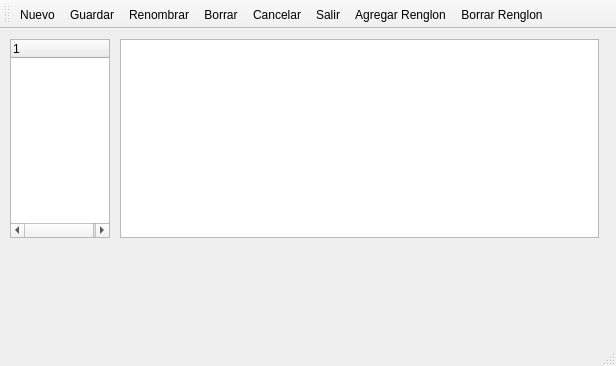
Old version of the form ProfileEditor/mainwindow.ui in the repository fmbi1984/ProfileEditor.
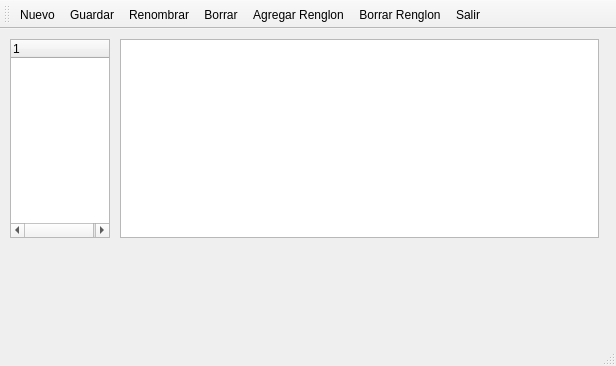
New version of the form. Icons and pictures are not drawn.

Commit message: delete cancel, buttons ,some changes

The edit to the form file:
```diff
--- a/ProfileEditor/mainwindow.ui
+++ b/ProfileEditor/mainwindow.ui
@@ -63,10 +63,9 @@
    <addaction name="actionGuardar"/>
    <addaction name="actionRenombrar"/>
    <addaction name="actionBorrar"/>
-   <addaction name="actionCancelar"/>
-   <addaction name="actionSalir"/>
    <addaction name="actionAgregar_Renglon"/>
    <addaction name="actionBorrar_Renglon"/>
+   <addaction name="actionSalir"/>
   </widget>
   <widget class="QStatusBar" name="statusBar"/>
   <widget class="QMenuBar" name="menuBar">
@@ -145,18 +144,6 @@
     <string>Borrar</string>
    </property>
   </action>
-  <action name="actionCancelar">
-   <property name="icon">
-    <iconset resource="resourse.qrc">
-     <normaloff>:/rec/image/cancelar.png</normaloff>:/rec/image/cancelar.png</iconset>
-   </property>
-   <property name="text">
-    <string>Cancelar</string>
-   </property>
-   <property name="toolTip">
-    <string>Cancelar</string>
-   </property>
-  </action>
   <action name="actionSalir">
    <property name="icon">
     <iconset resource="resourse.qrc">
```
The commit also changes 6 other files.
